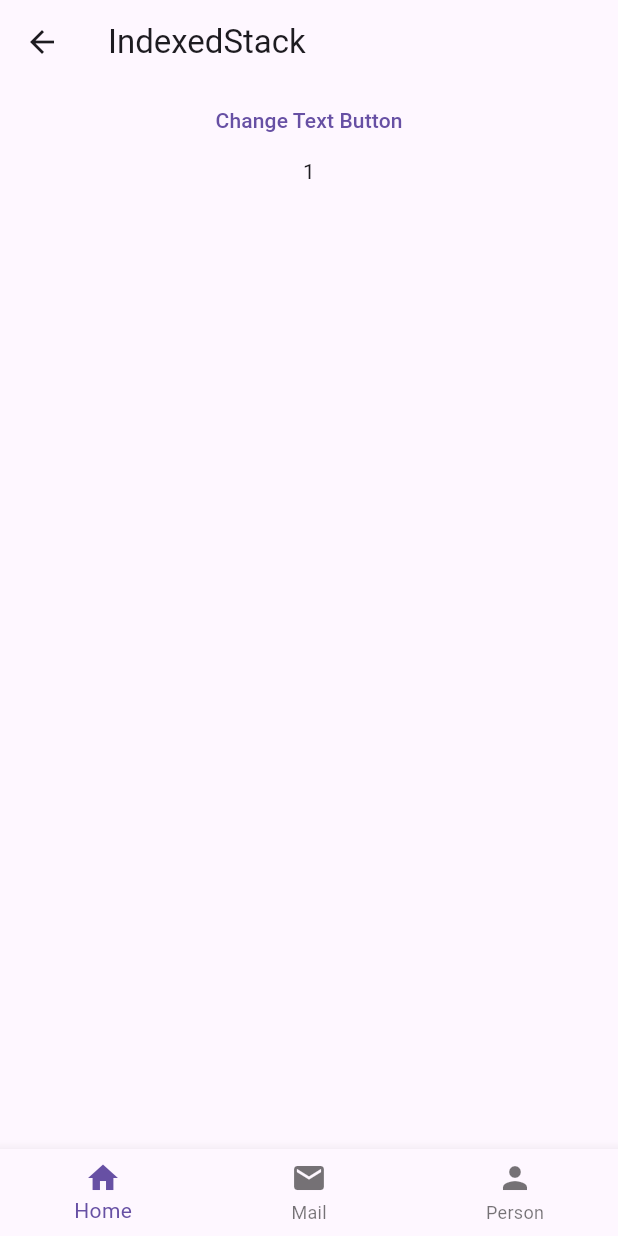
After one commit to MinwooRowan/go_router_study, a Flutter app: the IndexedStackScreen screen opened by its route, on a phone screen of 412 x 824 dp. The commit adds this screen. Run offline on Flutter 3.47's test engine with Material 3 defaults, Android fonts, the phone set to English and light mode, and no system bars; our stand-ins replace flutter_hooks, go_router, hooks_riverpod, riverpod_annotation; generated files the repository leaves out were written again.

Commit message:
add Indexed Stack example

```diff
--- a/lib/routes/router.dart
+++ b/lib/routes/router.dart
@@ -2,6 +2,7 @@ import 'package:go_router/go_router.dart';
 import 'package:go_router_study/provider/auth_notifier.dart';
 import 'package:go_router_study/provider/auth_provider.dart';
 import 'package:go_router_study/screen/0_error_screen.dart';
+import 'package:go_router_study/screen/10_indexed_stack_bottom_screen.dart';
 import 'package:go_router_study/screen/1_go_screen.dart';
 import 'package:go_router_study/screen/2_go_named_screen.dart';
 import 'package:go_router_study/screen/3_pushed_screen.dart';
@@ -48,6 +49,7 @@ GoRouter router(RouterRef ref) {
           GoRoute(
             path: '${GoScreen.route}/home2',
             name: '${GoScreen.route}/home2',
+            redirect: (context, state) {},
             builder: (context, state) {
               return const HomeScreen();
             },
@@ -122,6 +124,13 @@ GoRouter router(RouterRef ref) {
               return const RedirectScreen();
             },
           ),
+          GoRoute(
+            path: IndexedStackScreen.route,
+            name: IndexedStackScreen.route,
+            builder: (context, state) {
+              return const IndexedStackScreen();
+            },
+          ),
         ],
       ),
       GoRoute(
--- /dev/null
+++ b/lib/screen/10_indexed_stack_bottom_screen.dart
@@ -0,0 +1,97 @@
+import 'package:flutter/material.dart';
+import 'package:flutter_hooks/flutter_hooks.dart';
+import 'package:hooks_riverpod/hooks_riverpod.dart';
+import 'package:riverpod_annotation/riverpod_annotation.dart';
+part '10_indexed_stack_bottom_screen.g.dart';
+
+@riverpod
+class IndexStack extends _$IndexStack {
+  @override
+  int build() {
+    return 0;
+  }
+
+  void setIndex(int index) {
+    state = index;
+  }
+}
+
+class IndexedStackScreen extends HookConsumerWidget {
+  static const String route = 'stack';
+  const IndexedStackScreen({super.key});
+
+  @override
+  Widget build(BuildContext context, WidgetRef ref) {
+    final string1 = useState('1');
+    final string2 = useState('2');
+    final string3 = useState('3');
+    return Scaffold(
+        appBar: AppBar(
+          title: const Text('IndexedStack'),
+        ),
+        body: IndexedStack(
+          index: ref.watch(indexStackProvider),
+          children: [
+            Center(
+              child: Column(
+                children: [
+                  TextButton(
+                    onPressed: () {
+                      string1.value = 'Changed Text';
+                    },
+                    child: const Text('Change Text Button'),
+                  ),
+                  Text(string1.value),
+                ],
+              ),
+            ),
+            Center(
+              child: Column(
+                children: [
+                  TextButton(
+                    onPressed: () {
+                      string2.value = 'Changed Text';
+                    },
+                    child: const Text('Change Text Button'),
+                  ),
+                  Text(string2.value),
+                ],
+              ),
+            ),
+            Center(
+              child: Column(
+                children: [
+                  TextButton(
+                    onPressed: () {
+                      string3.value = 'Changed Text';
+                    },
+                    child: const Text('Change Text Button'),
+                  ),
+                  Text(string3.value),
+                ],
+              ),
+            ),
+          ],
+        ),
+        bottomNavigationBar: BottomNavigationBar(
+          currentIndex: ref.watch(indexStackProvider),
+          onTap: (index) {
+            ref.read(indexStackProvider.notifier).setIndex(index);
+          },
+          items: const [
+            BottomNavigationBarItem(
+              icon: Icon(Icons.home),
+              label: 'Home',
+            ),
+            BottomNavigationBarItem(
+              icon: Icon(Icons.mail),
+              label: 'Mail',
+            ),
+            BottomNavigationBarItem(
+              icon: Icon(Icons.person),
+              label: 'Person',
+            ),
+          ],
+        ));
+  }
+}
```
Also changed, not shown: lib/screen/8_nested_child_screen.dart (+20 -2 lines), lib/screen/home_screen.dart (+13 -5 lines), lib/screen/10_indexed_stack_bottom_screen.g.dart.
